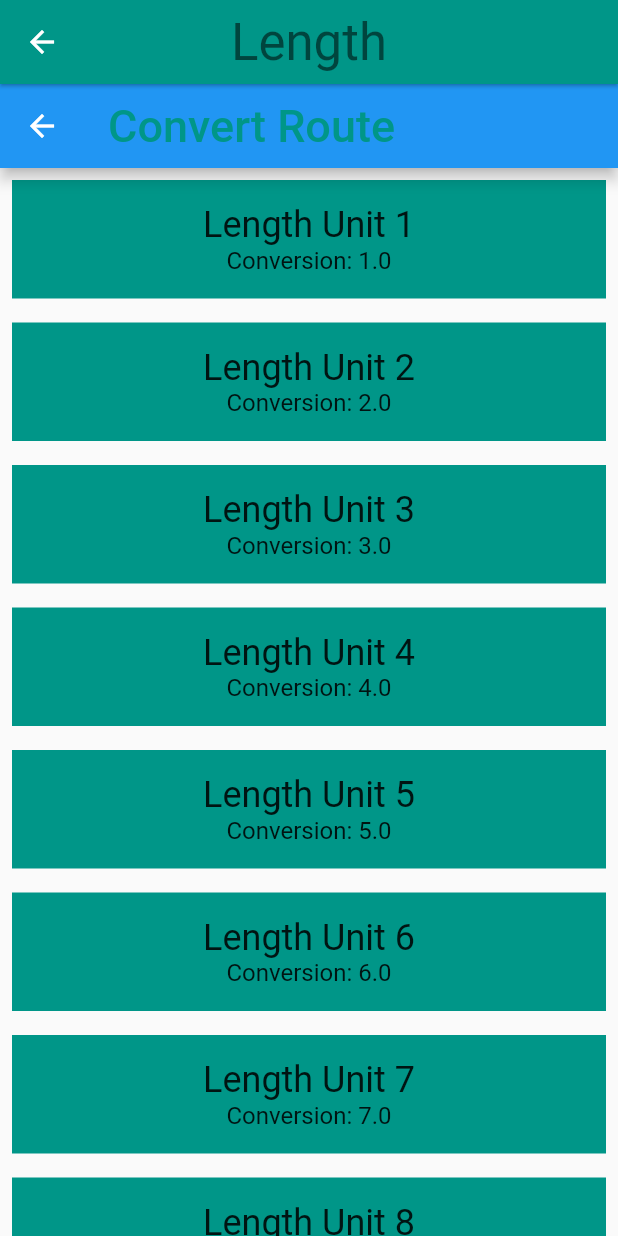
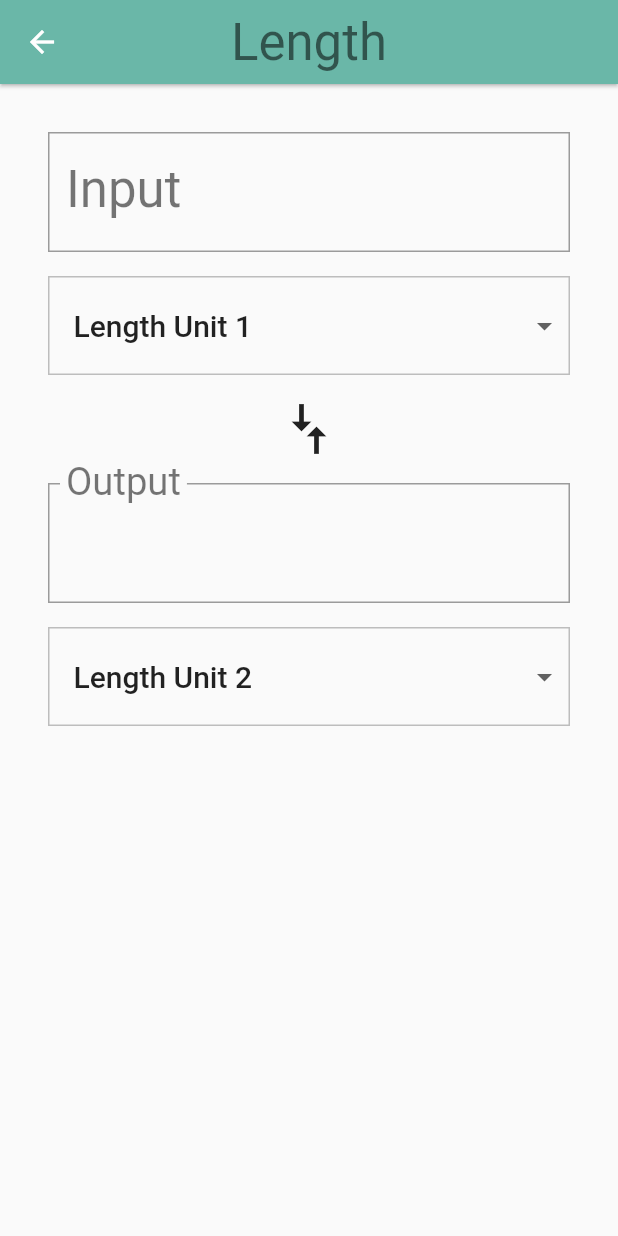
Before and after one commit to rcontrerasnet/flutter-udacity-course, a Flutter app: the screen it shows after launch, after a tap on "Length", on a phone screen of 412 x 824 dp. Run offline on Flutter 3.47's test engine with Material 2 defaults, Android fonts, the phone set to English and light mode, and no system bars.

Commit message:
Added Unit converter calculator in the converter route

```diff
--- a/lib/category.dart
+++ b/lib/category.dart
@@ -33,10 +33,11 @@ class Category extends StatelessWidget {
             backgroundColor: color,
           ),
           body: ConverterRoute(
-            categoryColor: color,
-            categoryName: name,
+            color: color,
+            name: name,
             units: units,
           ),
+          resizeToAvoidBottomPadding: false,
         );
       },
     ));
@@ -51,8 +52,8 @@ class Category extends StatelessWidget {
         height: _rowHeight,
         child: InkWell(
           borderRadius: _borderRadius,
-          highlightColor: this.color,
-          splashColor: this.color,
+          highlightColor: this.color['highlight'],
+          splashColor: this.color['splash'],
           onTap: () {
             _navigateToConverter(context);
           },
--- a/lib/category_route.dart
+++ b/lib/category_route.dart
@@ -4,9 +4,15 @@ import 'package:hello_rectangle/unit.dart';
 
 final _backgroundColor = Colors.green[100];
 
-class CategoryRoute extends StatelessWidget{
+class CategoryRoute extends StatefulWidget{
+  const CategoryRoute();
 
-  const CategoryRoute();
+  @override
+  _CategoryRouteState createState() => _CategoryRouteState();
+}
+
+class _CategoryRouteState extends State<CategoryRoute>{
+  final _categories = <Category>[];
 
   static const _categoryNames = <String>[
     'Length',
@@ -19,21 +25,59 @@ class CategoryRoute extends StatelessWidget{
     'Currency'
   ];
 
-  static const _baseColors = <Color>[
-    Colors.teal,
-    Colors.orange,
-    Colors.pinkAccent,
-    Colors.blueAccent,
-    Colors.yellow,
-    Colors.greenAccent,
-    Colors.purpleAccent,
-    Colors.red
+  static const _baseColors = <ColorSwatch>[
+    ColorSwatch(0xFF6AB7A8, {
+      'highlight': Color(0xFF6AB7A8),
+      'splash': Color(0xFF0ABC9B),
+    }),
+    ColorSwatch(0xFFFFD28E, {
+      'highlight': Color(0xFFFFD28E),
+      'splash': Color(0xFFFFA41C),
+    }),
+    ColorSwatch(0xFFFFB7DE, {
+      'highlight': Color(0xFFFFB7DE),
+      'splash': Color(0xFFF94CBF),
+    }),
+    ColorSwatch(0xFF8899A8, {
+      'highlight': Color(0xFF8899A8),
+      'splash': Color(0xFFA9CAE8),
+    }),
+    ColorSwatch(0xFFEAD37E, {
+      'highlight': Color(0xFFEAD37E),
+      'splash': Color(0xFFFFE070),
+    }),
+    ColorSwatch(0xFF81A56F, {
+      'highlight': Color(0xFF81A56F),
+      'splash': Color(0xFF7CC159),
+    }),
+    ColorSwatch(0xFFD7C0E2, {
+      'highlight': Color(0xFFD7C0E2),
+      'splash': Color(0xFFCA90E5),
+    }),
+    ColorSwatch(0xFFCE9A9A, {
+      'highlight': Color(0xFFCE9A9A),
+      'splash': Color(0xFFF94D56),
+      'error': Color(0xFF912D2D),
+    }),
   ];
 
-  Widget _buildCategoryWidgets(List<Widget> categories){
+  @override
+  void initState(){
+    super.initState();
+    for(var i = 0; i < _categoryNames.length; i++){
+      _categories.add(Category(
+        name: _categoryNames[i],
+        color: _baseColors[i],
+        icon: Icons.cake,
+        units: _retrieveUnitList(_categoryNames[i]),
+      ));
+    }
+  }
+
+  Widget _buildCategoryWidgets(){
     return ListView.builder(
-      itemBuilder: (BuildContext context, int index) => categories[index],
-      itemCount: categories.length
+      itemBuilder: (BuildContext context, int index) => _categories[index],
+      itemCount: _categories.length
     );
   }
 
@@ -50,22 +94,11 @@ class CategoryRoute extends StatelessWidget{
 
   @override
   Widget build(BuildContext context){
-    final categories = <Category>[];
-
-    for(var i = 0; i < _categoryNames.length; i++){
-      categories.add(Category(
-        name: _categoryNames[i],
-        color: _baseColors[i],
-        icon: Icons.cake,
-        units: _retrieveUnitList(_categoryNames[i]),
-        )
-      );
-    }
 
     final listView = Container(
       color: _backgroundColor,
       padding: EdgeInsets.symmetric(horizontal: 8.0),
-      child: _buildCategoryWidgets(categories),
+      child: _buildCategoryWidgets(),
     );
 
     final appBar = AppBar(
--- a/lib/converter_route.dart
+++ b/lib/converter_route.dart
@@ -3,61 +3,242 @@ import 'package:meta/meta.dart';
 
 import 'package:hello_rectangle/unit.dart';
 
-class ConverterRoute extends StatelessWidget{
+const _padding = EdgeInsets.all(16.0);
 
+class ConverterRoute extends StatefulWidget{
+
+  final String name;
+  final Color color;
   final List<Unit> units;
-  final String categoryName;
-  final ColorSwatch categoryColor;
 
   const ConverterRoute({
-    @required this.units,
-    @required this.categoryName,
-    @required this.categoryColor,
-  }) : assert(units != null),
-       assert(categoryName != null),
-       assert(categoryColor != null);
+    @required this.name,
+    @required this.color,
+    @required this.units
+    }) : assert(name != null),
+         assert(color != null),
+         assert(units != null);
+
+  @override
+  _ConverterRouteState createState() => _ConverterRouteState();
+
+}
+
+
+class _ConverterRouteState extends State<ConverterRoute>{
+
+  Unit _fromValue;
+  Unit _toValue;
+  double _inputValue;
+  String _convertedValue = '';
+  List<DropdownMenuItem> _unitMenuItems;
+  bool _showValidationError = false;
+
+  @override
+  void initState(){
+    super.initState();
+    _createDropdownMenuItems();
+    _setDefaults();
+  }
+
+  void _createDropdownMenuItems(){
+    var newItems = <DropdownMenuItem>[];
+
+    for(var unit in widget.units){
+      newItems.add(DropdownMenuItem(
+        value:unit.name,
+        child: Container(
+          child: Text(
+            unit.name,
+            softWrap: true,
+          ),
+        ),
+      ));
+    }
+
+    setState((){
+      _unitMenuItems = newItems;
+    });
+
+  }
+
+  void _setDefaults(){
+    setState(() {
+          _fromValue = widget.units[0];
+          _toValue = widget.units[1];
+    });
+  }
+
+  String _format(double conversion){
+    var outputNum = conversion.toStringAsPrecision(7);
+    if(outputNum.contains('.') && outputNum.endsWith('0')){
+      var i = outputNum.length -1;
+      while(outputNum[i] == '0'){
+        i -= 1;
+      }
+      outputNum = outputNum.substring(0, i + 1);
+    }
+    if(outputNum.endsWith('.')){
+      return outputNum.substring(0, outputNum.length - 1);
+    }
+    return outputNum;
+
+  }
+
+  void _updateConversion(){
+    setState(() {
+          _convertedValue =
+            _format(_inputValue * (_toValue.conversion / _fromValue.conversion));
+        });
+  }
+
+  void _updateInputValue(String input) {
+    setState(() {
+      if (input == null || input.isEmpty) {
+        _convertedValue = '';
+      } else {
+        // Even though we are using the numerical keyboard, we still have to check
+        // for non-numerical input such as '5..0' or '6 -3'
+        try {
+          final inputDouble = double.parse(input);
+          _showValidationError = false;
+          _inputValue = inputDouble;
+          _updateConversion();
+        } on Exception catch (e) {
+          print('Error: $e');
+          _showValidationError = true;
+        }
+      }
+    });
+  }
+
+  Unit _getUnit(String unitName){
+    return widget.units.firstWhere(
+      (Unit unit){
+        return unit.name == unitName;
+      },
+      orElse: null,
+    );
+  }
+
+  void _updateFromConversion(dynamic unitName) {
+    setState(() {
+      _fromValue = _getUnit(unitName);
+    });
+    if (_inputValue != null) {
+      _updateConversion();
+    }
+  }
+
+  void _updateToConversion(dynamic unitName) {
+    setState(() {
+      _toValue = _getUnit(unitName);
+    });
+    if (_inputValue != null) {
+      _updateConversion();
+    }
+  }
+
+  Widget _createDropdown(String currentValue, ValueChanged<dynamic> onChanged) {
+    return Container(
+      margin: EdgeInsets.only(top: 16.0),
+      decoration: BoxDecoration(
+        // This sets the color of the [DropdownButton] itself
+        color: Colors.grey[50],
+        border: Border.all(
+          color: Colors.grey[400],
+          width: 1.0,
+        ),
+      ),
+      padding: EdgeInsets.symmetric(vertical: 8.0),
+      child: Theme(
+        // This sets the color of the [DropdownMenuItem]
+        data: Theme.of(context).copyWith(
+              canvasColor: Colors.grey[50],
+            ),
+        child: DropdownButtonHideUnderline(
+          child: ButtonTheme(
+            alignedDropdown: true,
+            child: DropdownButton(
+              value: currentValue,
+              items: _unitMenuItems,
+              onChanged: onChanged,
+              style: Theme.of(context).textTheme.title,
+            ),
+          ),
+        ),
+      ),
+    );
+  }
 
   @override
   Widget build(BuildContext context){
-
-    final unitWidgets = units.map((Unit unit){
-
-      return Container(
-        margin: EdgeInsets.all(8.0),
-        padding: EdgeInsets.all(16.0),
-        color: this.categoryColor,
+    final input = Padding(
+      padding: _padding,
       child: Column(
+        crossAxisAlignment: CrossAxisAlignment.stretch,
         children: <Widget>[
-            Text(
-              unit.name,
-              style:Theme.of(context).textTheme.headline,
+          TextField(
+            style: Theme.of(context).textTheme.display1,
+            decoration: InputDecoration(
+              labelStyle: Theme.of(context).textTheme.display1,
+              errorText: _showValidationError ? 'Invalid number entered!' : null,
+              labelText: 'Input',
+              border: OutlineInputBorder(
+                borderRadius: BorderRadius.circular(0.0),
               ),
-            Text(
-              'Conversion: ${unit.conversion}',
-              style: Theme.of(context).textTheme.subhead,
             ),
+            keyboardType: TextInputType.number,
+            onChanged: _updateInputValue,
+          ),
+          _createDropdown(_fromValue.name, _updateFromConversion)
         ],
       ),
     );
-    }).toList();
 
-    final listView = ListView(
-      children: unitWidgets,
+    final arrows = RotatedBox(
+      quarterTurns: 1,
+      child: Icon(
+        Icons.compare_arrows,
+        size: 40.0,
+      ),
     );
 
-    final appBar = AppBar(
-      title: Text(
-        'Convert Route',
-        style: TextStyle(
-          color: this.categoryColor,
-          fontSize: 30.0
+    final output = Padding(
+      padding: _padding,
+      child: Column(
+        crossAxisAlignment: CrossAxisAlignment.stretch,
+        children: <Widget>[
+          InputDecorator(
+            child: Text(
+              _convertedValue,
+              style: Theme.of(context).textTheme.display1,
             ),
-      )
+            decoration: InputDecoration(
+              labelText: 'Output',
+              labelStyle: Theme.of(context).textTheme.display1,
+              border: OutlineInputBorder(
+                borderRadius: BorderRadius.circular(0.0),
+              ),
+            ),
+          ),
+          _createDropdown(_toValue.name, _updateToConversion),
+        ],
+      ),
     );
 
-    return Scaffold(
-      appBar: appBar,
-      body: listView,
+    final converter = Column(
+      crossAxisAlignment: CrossAxisAlignment.stretch,
+      children: [
+        input,
+        arrows,
+        output,
+      ],
+    );
+
+    return Padding(
+      padding: _padding,
+      child: converter,
     );
   }
 }
```
Also changed, not shown: 1 other file. Lines whose indentation alone changed are shown as unchanged.
